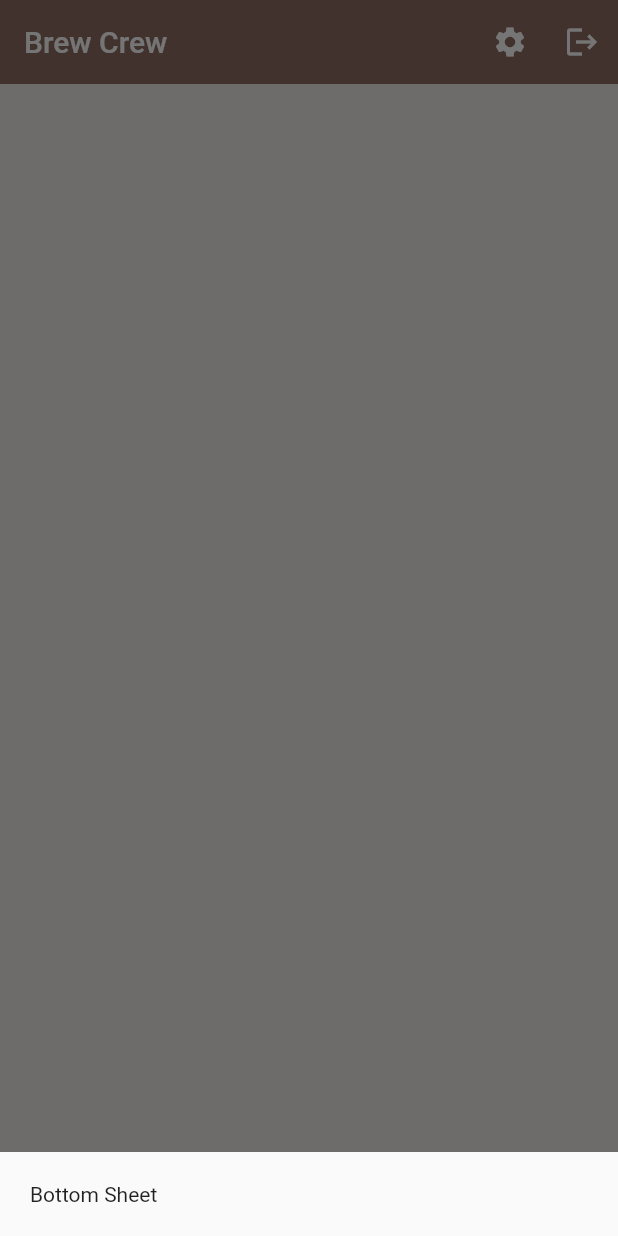
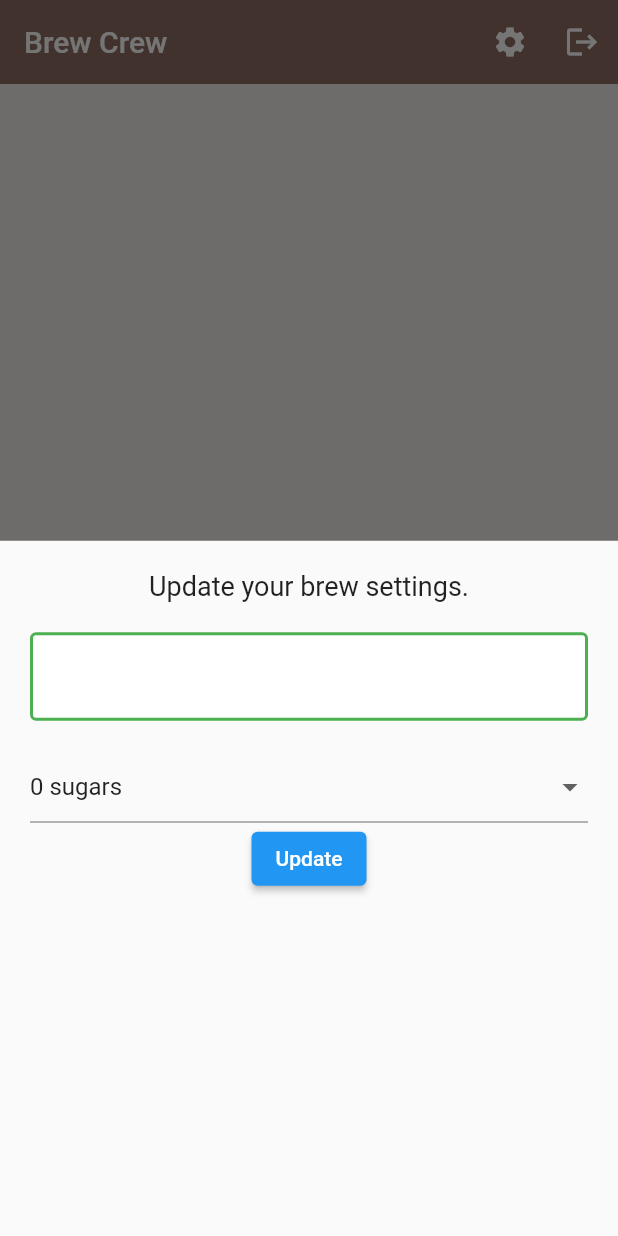
Before and after one commit to Alxbry28/practice-flutter-firebase, a Flutter app: the screen it shows once a user with an empty profile is signed in, after a tap on the "settings" icon, on a phone screen of 412 x 824 dp. Run offline on Flutter 3.47's test engine with Material 2 defaults, Android fonts, the phone set to English and light mode, and no system bars; our stand-ins replace cloud_firestore, firebase_auth, firebase_core; accounts and stored records are empty.

Commit message:
[tutorial22] dropdown and setting up settings form

```diff
--- a/lib/screens/home/home.dart
+++ b/lib/screens/home/home.dart
@@ -2,6 +2,7 @@ import 'package:cloud_firestore/cloud_firestore.dart';
 import 'package:flutter/material.dart';
 import 'package:practicefirebase/models/brew.dart';
 import 'package:practicefirebase/screens/home/brew_list.dart';
+import 'package:practicefirebase/screens/home/settings_form.dart';
 import 'package:practicefirebase/services/auth.dart';
 import 'package:practicefirebase/services/firestoredb.dart';
 import 'package:provider/provider.dart';
@@ -18,7 +19,7 @@ class Home extends StatelessWidget {
         builder: (context) {
           return Container(
             padding: EdgeInsets.symmetric(vertical: 20.0, horizontal: 20.0),
-            child: Text("Bottom Sheet"),
+            child: SettingsForm(),
           );
         },
       );
--- /dev/null
+++ b/lib/screens/home/settings_form.dart
@@ -0,0 +1,68 @@
+import 'package:flutter/material.dart';
+import 'package:practicefirebase/shared/constants.dart';
+
+class SettingsForm extends StatefulWidget {
+  const SettingsForm({super.key});
+
+  @override
+  State<SettingsForm> createState() => _SettingsFormState();
+}
+
+class _SettingsFormState extends State<SettingsForm> {
+  final _formKey = GlobalKey<FormState>();
+  final List<String> sugars = ["0", "1", "2", "3", "4"];
+
+  //formaa values
+  String? _currentName;
+  String? _currentSugars;
+  String? _currentStrength;
+
+  @override
+  Widget build(BuildContext context) {
+    return Form(
+      key: _formKey,
+      child: Column(
+        children: [
+          const Text(
+            "Update your brew settings.",
+            style: TextStyle(fontSize: 18.0),
+          ),
+          const SizedBox(height: 20),
+          TextFormField(
+            decoration: textInputDecoration,
+            validator: (value) => value!.isEmpty ? "Please enter a name" : null,
+            onChanged: (value) => setState(() {
+              _currentName = value;
+            }),
+          ),
+          const SizedBox(height: 20),
+          //Dropdown
+          DropdownButtonFormField(
+            value: _currentSugars ?? "0",
+            hint: Text("Select Sugar"),
+            items: sugars.map((sugar) => DropdownMenuItem(
+                  value: sugar,
+                  child: Text("$sugar sugars"),
+                )).toList(),
+            onChanged: (value) => setState(() {
+              _currentSugars = value;
+            }),
+          ),
+
+          //Slider
+
+
+
+          //Update button
+          ElevatedButton(
+              onPressed: () async {
+                print(_currentName);
+                print(_currentSugars);
+                print(_currentStrength);
+              },
+              child: const Text("Update"))
+        ],
+      ),
+    );
+  }
+}
```
